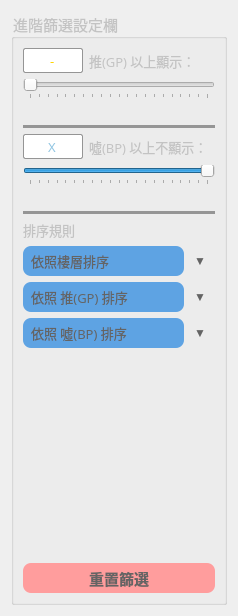
Qt form resource/ui/filterWidget.ui (Bill2015/PyQt-Bahamut-Image-Downloader) before a commit.
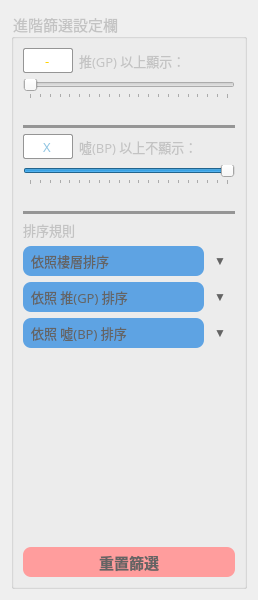
The same form after that commit.

Commit message: HotFix: UI Error

```diff
--- a/resource/ui/filterWidget.ui
+++ b/resource/ui/filterWidget.ui
@@ -6,8 +6,8 @@
    <rect>
     <x>0</x>
     <y>0</y>
-    <width>238</width>
-    <height>616</height>
+    <width>258</width>
+    <height>600</height>
    </rect>
   </property>
   <property name="windowTitle">
@@ -42,7 +42,7 @@
           </property>
           <property name="maximumSize">
            <size>
-            <width>60</width>
+            <width>50</width>
             <height>16777215</height>
            </size>
           </property>
@@ -141,6 +141,12 @@
        <layout class="QHBoxLayout" name="horizontalLayout">
         <item>
          <widget class="QLineEdit" name="bpLineEdit">
+          <property name="sizePolicy">
+           <sizepolicy hsizetype="Fixed" vsizetype="Fixed">
+            <horstretch>0</horstretch>
+            <verstretch>0</verstretch>
+           </sizepolicy>
+          </property>
           <property name="minimumSize">
            <size>
             <width>0</width>
@@ -149,7 +155,7 @@
           </property>
           <property name="maximumSize">
            <size>
-            <width>60</width>
+            <width>50</width>
             <height>16777215</height>
            </size>
           </property>
```
The commit also changes 1 other file.
